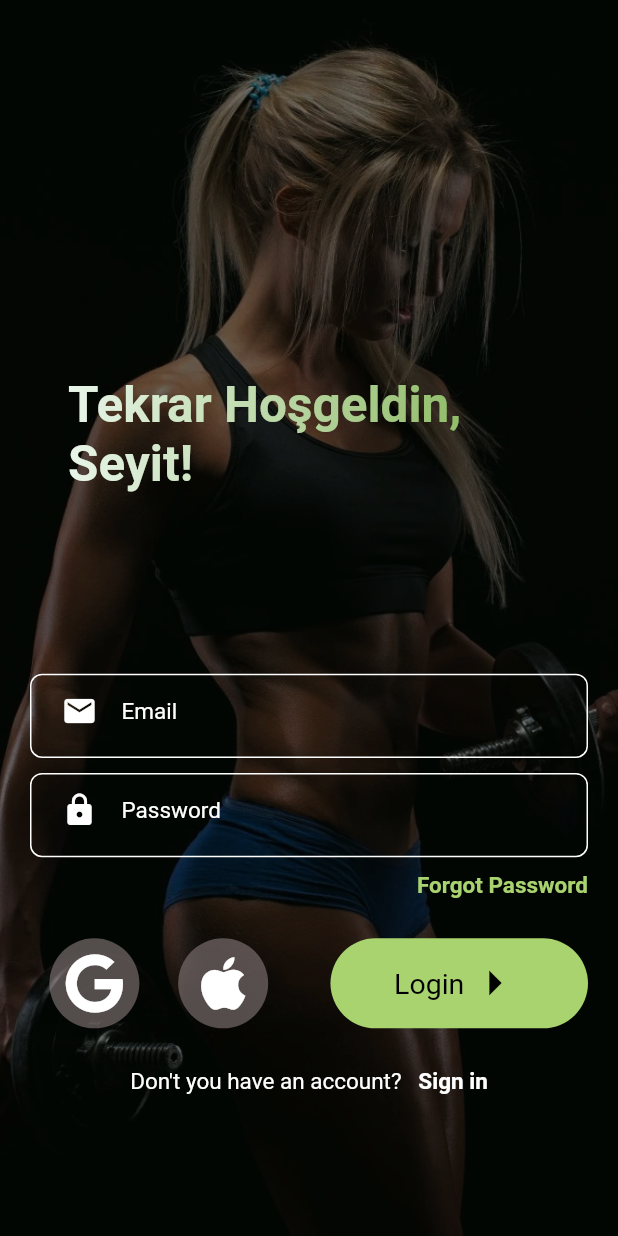
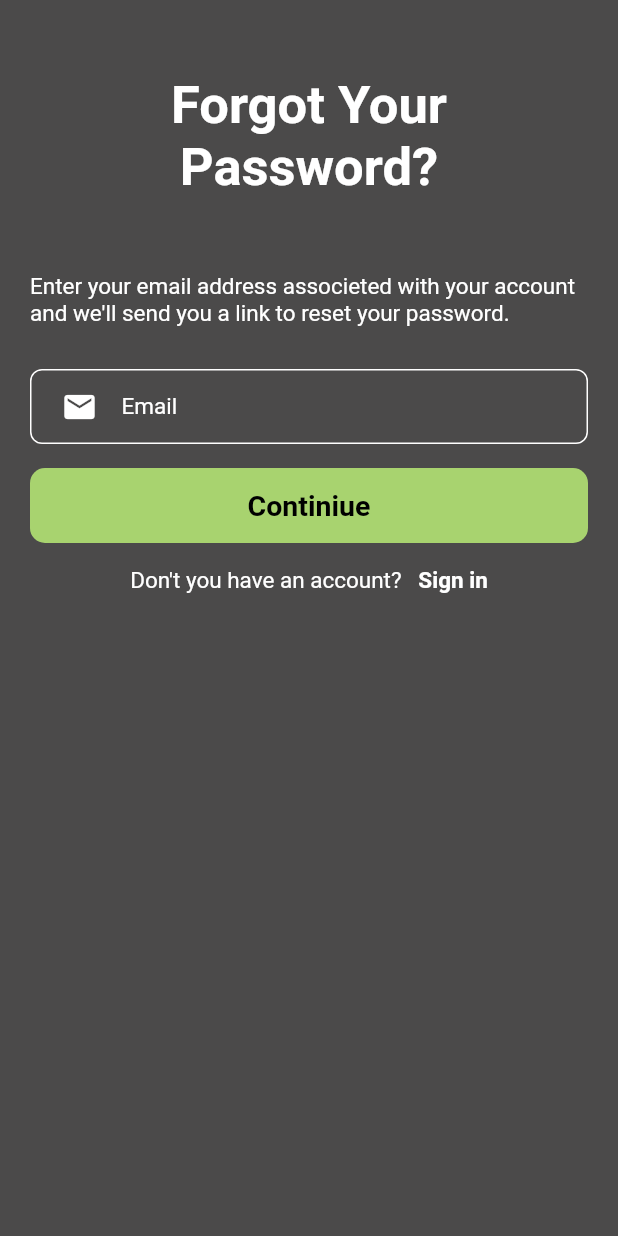
Before and after one commit to Karxief/fit_body, a Flutter app: the screen it shows after launch, on a phone screen of 412 x 824 dp. Run offline on Flutter 3.47's test engine with Material 2 defaults, Android fonts, the phone set to English and light mode, and no system bars; our stand-ins replace font_awesome_flutter; Roboto replaces fonts that are missing (Dosis, Poppins).

Commit message:
forgot password page

```diff
--- a/lib/main.dart
+++ b/lib/main.dart
@@ -1,7 +1,7 @@
 // ignore_for_file: prefer_const_constructors
 import 'package:fit_body/theme/theme.dart';
+import 'package:fit_body/view/screens/forgot_password_page.dart';
 import 'package:fit_body/view/screens/login_page.dart';
-import 'package:fit_body/view/screens/sign_in_page.dart';
 import 'package:flutter/material.dart';
 
 void main() {
@@ -17,7 +17,10 @@ class MyApp extends StatelessWidget {
     return MaterialApp(
       title: 'Flutter Demo',
       theme: appThemeData,
-      home: LoginPage(),
+      home: ForgotPasswordPage(),
     );
   }
 }
+
+// Forgot password page
+// Butonların navigasyon işlemleri yapılacak.
--- a/lib/theme/theme.dart
+++ b/lib/theme/theme.dart
@@ -7,13 +7,18 @@ final appThemeData = ThemeData(
     textTheme: const TextTheme(
         headline1: TextStyle(
             fontFamily: 'Poppins',
-            color: Color.fromARGB(255, 0, 0, 0),
-            fontSize: 19,
-            fontWeight: FontWeight.normal),
+            color: Colors.white,
+            fontSize: 35,
+            fontWeight: FontWeight.bold),
         headline2: TextStyle(
             fontFamily: 'Poppins',
             color: Colors.white,
             fontSize: 15,
+            fontWeight: FontWeight.bold),
+        headline3: TextStyle(
+            fontFamily: 'Poppins',
+            color: Colors.black,
+            fontSize: 19,
             fontWeight: FontWeight.bold),
         bodyText1: TextStyle(
             fontFamily: 'Poppins',
--- /dev/null
+++ b/lib/view/screens/forgot_password_page.dart
@@ -0,0 +1,80 @@
+// ignore_for_file: prefer_const_constructors
+import 'package:fit_body/view/widgets/textField_widgets.dart';
+import 'package:flutter/material.dart';
+
+class ForgotPasswordPage extends StatefulWidget {
+  const ForgotPasswordPage({Key? key}) : super(key: key);
+
+  @override
+  _ForgotPasswordPageState createState() => _ForgotPasswordPageState();
+}
+
+class _ForgotPasswordPageState extends State<ForgotPasswordPage> {
+  @override
+  Widget build(BuildContext context) {
+    return Scaffold(
+      backgroundColor: Color.fromARGB(206, 32, 31, 31),
+      body: SafeArea(
+        child: Container(
+          padding: EdgeInsets.all(20),
+          child: Column(
+            children: [
+              Padding(
+                padding: EdgeInsets.symmetric(vertical: 30),
+                child: Text('Forgot Your\nPassword?',
+                    textAlign: TextAlign.center,
+                    style: Theme.of(context).textTheme.headline1),
+              ),
+              Padding(
+                padding: EdgeInsets.symmetric(vertical: 20),
+                child: Text(
+                    'Enter your email address associeted with your account and we\'ll send you a link to reset your password.',
+                    textAlign: TextAlign.start,
+                    style: Theme.of(context).textTheme.bodyText1),
+              ),
+              Padding(
+                  padding: EdgeInsets.symmetric(vertical: 8),
+                  child: MyTextField(
+                      textField_icon: Icons.email, hint_text: 'Email')),
+              Padding(
+                padding: EdgeInsets.symmetric(vertical: 8),
+                child: Container(
+                  height: 50,
+                  decoration: BoxDecoration(
+                      borderRadius: BorderRadius.circular(10),
+                      color: Theme.of(context).cardColor),
+                  child: Center(
+                    child: Text(
+                      'Continiue',
+                      style: Theme.of(context).textTheme.headline3,
+                    ),
+                  ),
+                ),
+              ),
+              Padding(
+                padding: EdgeInsets.symmetric(vertical: 8),
+                child: Row(
+                  mainAxisAlignment: MainAxisAlignment.center,
+                  crossAxisAlignment: CrossAxisAlignment.start,
+                  children: [
+                    Text(
+                      "Don't you have an account?",
+                      style: Theme.of(context).textTheme.bodyText1,
+                    ),
+                    GestureDetector(
+                      onTap: () {},
+                      child: Text(
+                        '   Sign in',
+                        style: Theme.of(context).textTheme.headline2,
+                      ),
+                    )
+                  ],
+                ),
+              )
+            ],
+          ),
+        ),
+      ),
+    );
+  }
+}
```
